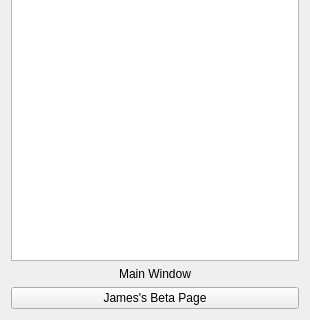
First picture: the form in App/ProjectM/mainwindow.ui, repository yobson/Project-M, before the edit; both pictures show x 0 to 310 and y 160 to 480 of the 310 by 480 pixel window.
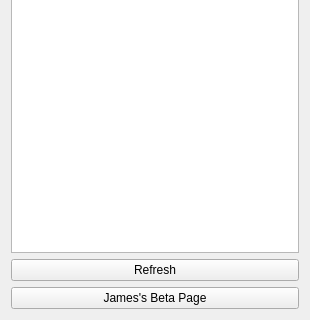
Second picture: the form after the edit.

Diff of the .ui file:
```diff
--- a/App/ProjectM/mainwindow.ui
+++ b/App/ProjectM/mainwindow.ui
@@ -19,12 +19,9 @@
      <widget class="QListView" name="project_list_view"/>
     </item>
     <item>
-     <widget class="QLabel" name="label">
+     <widget class="QPushButton" name="refresh_btn">
       <property name="text">
-       <string>Main Window</string>
-      </property>
-      <property name="alignment">
-       <set>Qt::AlignCenter</set>
+       <string>Refresh</string>
       </property>
      </widget>
     </item>
```
